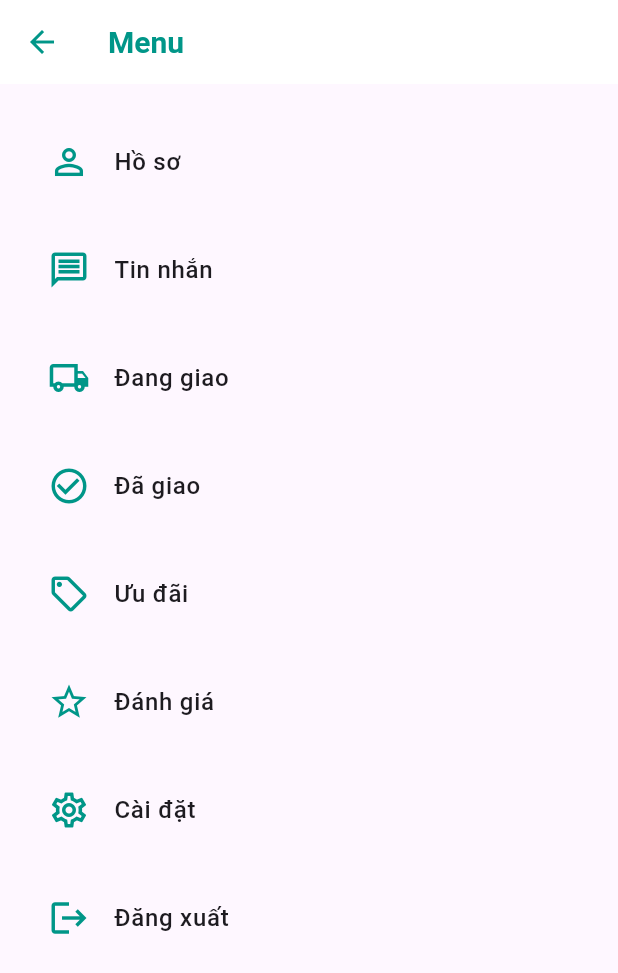
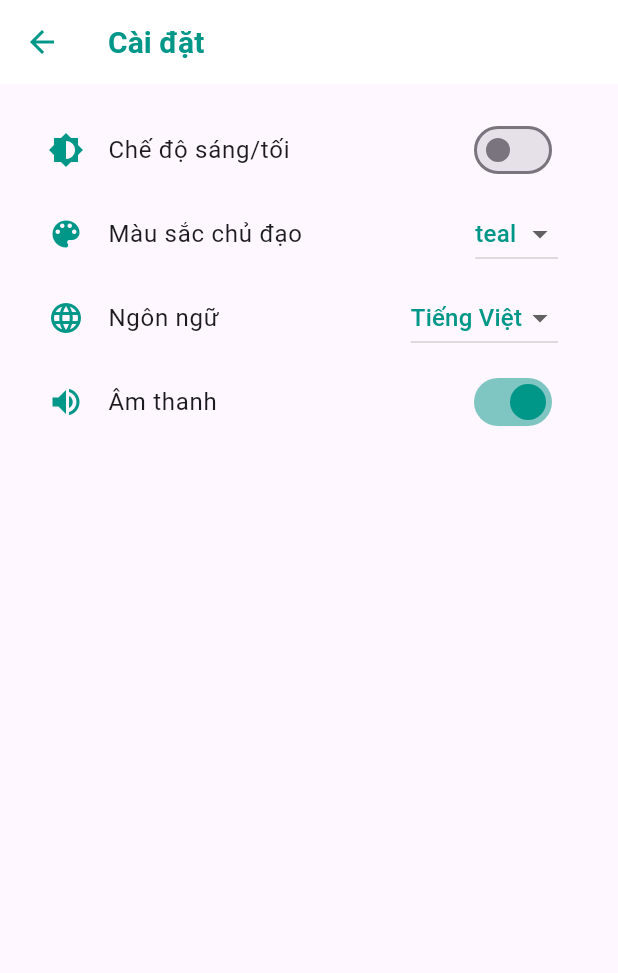
Before and after one commit to nt-nam/do-an-flutter, a Flutter app: the MenuScreen screen opened directly, after a tap on "Cài đặt", on a phone screen of 412 x 824 dp. Shown: the top 973 px of the screen. Run offline on Flutter 3.47's test engine with Material 3 defaults, Android fonts, the light colour scheme and no system bars; our stand-ins replace flutter_bloc, flutter_svg, lottie, shared_preferences; accounts and stored records are empty.

Commit message:
add settings

```diff
--- /dev/null
+++ b/lib/domain/entities/settings.dart
@@ -0,0 +1,46 @@
+// lib/domain/entities/settings.dart
+
+enum ThemeModeOption {
+  light,
+  dark,
+}
+
+enum ThemeColor {
+  teal,
+  blue,
+  red,
+}
+
+enum Language {
+  vietnamese,
+  english,
+}
+
+class Settings {
+  final ThemeModeOption themeMode;
+  final ThemeColor themeColor;
+  final Language language;
+  final bool soundEnabled;
+
+  Settings({
+    required this.themeMode,
+    required this.themeColor,
+    required this.language,
+    required this.soundEnabled,
+  });
+
+  // Tạo bản sao với các giá trị mới
+  Settings copyWith({
+    ThemeModeOption? themeMode,
+    ThemeColor? themeColor,
+    Language? language,
+    bool? soundEnabled,
+  }) {
+    return Settings(
+      themeMode: themeMode ?? this.themeMode,
+      themeColor: themeColor ?? this.themeColor,
+      language: language ?? this.language,
+      soundEnabled: soundEnabled ?? this.soundEnabled,
+    );
+  }
+}
--- /dev/null
+++ b/lib/presentation/blocs/settings/settings_bloc.dart
@@ -0,0 +1,39 @@
+// lib/presentation/blocs/settings/settings_bloc.dart
+
+import 'package:flutter_bloc/flutter_bloc.dart';
+import 'package:do_an_flutter/domain/entities/settings.dart';
+import 'settings_event.dart';
+import 'settings_state.dart';
+
+class SettingsBloc extends Bloc<SettingsEvent, SettingsState> {
+  SettingsBloc()
+      : super(SettingsState(Settings(
+    themeMode: ThemeModeOption.light,
+    themeColor: ThemeColor.teal,
+    language: Language.vietnamese,
+    soundEnabled: true,
+  ))) {
+    on<ToggleThemeMode>(_onToggleThemeMode);
+    on<ChangeThemeColor>(_onChangeThemeColor);
+    on<ChangeLanguage>(_onChangeLanguage);
+    on<ToggleSound>(_onToggleSound);
+  }
+
+  void _onToggleThemeMode(ToggleThemeMode event, Emitter<SettingsState> emit) {
+    emit(SettingsState(state.settings.copyWith(
+      themeMode: event.isDarkMode ? ThemeModeOption.dark : ThemeModeOption.light,
+    )));
+  }
+
+  void _onChangeThemeColor(ChangeThemeColor event, Emitter<SettingsState> emit) {
+    emit(SettingsState(state.settings.copyWith(themeColor: event.color)));
+  }
+
+  void _onChangeLanguage(ChangeLanguage event, Emitter<SettingsState> emit) {
+    emit(SettingsState(state.settings.copyWith(language: event.language)));
+  }
+
+  void _onToggleSound(ToggleSound event, Emitter<SettingsState> emit) {
+    emit(SettingsState(state.settings.copyWith(soundEnabled: event.isEnabled)));
+  }
+}
--- /dev/null
+++ b/lib/presentation/blocs/settings/settings_event.dart
@@ -0,0 +1,31 @@
+// lib/presentation/blocs/settings/settings_event.dart
+
+import '../../../domain/entities/settings.dart';
+
+abstract class SettingsEvent {
+  const SettingsEvent();
+}
+
+class ToggleThemeMode extends SettingsEvent {
+  final bool isDarkMode;
+
+  const ToggleThemeMode(this.isDarkMode);
+}
+
+class ChangeThemeColor extends SettingsEvent {
+  final ThemeColor color;
+
+  const ChangeThemeColor(this.color);
+}
+
+class ChangeLanguage extends SettingsEvent {
+  final Language language;
+
+  const ChangeLanguage(this.language);
+}
+
+class ToggleSound extends SettingsEvent {
+  final bool isEnabled;
+
+  const ToggleSound(this.isEnabled);
+}
--- /dev/null
+++ b/lib/presentation/blocs/settings/settings_state.dart
@@ -0,0 +1,9 @@
+// lib/presentation/blocs/settings/settings_state.dart
+
+import 'package:do_an_flutter/domain/entities/settings.dart';
+
+class SettingsState {
+  final Settings settings;
+
+  const SettingsState(this.settings);
+}
--- a/lib/presentation/pages/screens/MenuScreen.dart
+++ b/lib/presentation/pages/screens/MenuScreen.dart
@@ -2,6 +2,7 @@ import 'package:flutter/material.dart';
 import 'package:flutter_bloc/flutter_bloc.dart';
 import '../../blocs/account/account_bloc.dart';
 import '../../blocs/account/account_event.dart';
+import 'SettingScreen.dart';
 import 'auth/LoginScreen.dart'; // Giả sử đường dẫn đúng
 
 class MenuScreen extends StatelessWidget {
@@ -84,7 +85,10 @@ class MenuScreen extends StatelessWidget {
               icon: Icons.settings_outlined,
               title: 'Cài đặt',
               onTap: () {
-                // TODO: Chuyển sang trang Cài đặt
+                Navigator.push(
+                  context,
+                  MaterialPageRoute(builder: (context) => const SettingsScreen()),
+                );
               },
             ),
             _buildMenuItem(
--- a/lib/presentation/pages/screens/SettingScreen.dart
+++ b/lib/presentation/pages/screens/SettingScreen.dart
@@ -1,19 +1,23 @@
+// lib/presentation/pages/screens/settings/SettingsScreen.dart
+
 import 'package:flutter/material.dart';
 import 'package:flutter_bloc/flutter_bloc.dart';
+import 'package:do_an_flutter/presentation/blocs/settings/settings_bloc.dart';
+import 'package:do_an_flutter/presentation/blocs/settings/settings_event.dart';
+import 'package:do_an_flutter/presentation/blocs/settings/settings_state.dart';
+import 'package:do_an_flutter/domain/entities/settings.dart';
 
-import '../../blocs/account/account_bloc.dart';
-import '../../blocs/account/account_event.dart';
-import 'auth/LoginScreen.dart'; // Giả sử đường dẫn đúng
-
-class MenuScreen extends StatelessWidget {
-  const MenuScreen({super.key});
+class SettingsScreen extends StatelessWidget {
+  const SettingsScreen({super.key});
 
   @override
   Widget build(BuildContext context) {
-    return Scaffold(
+    return BlocProvider(
+      create: (context) => SettingsBloc(),
+      child: Scaffold(
         appBar: AppBar(
           title: const Text(
-          'Menu',
+            'Cài đặt',
             style: TextStyle(
               fontSize: 20,
               fontWeight: FontWeight.bold,
@@ -24,146 +28,94 @@ class MenuScreen extends StatelessWidget {
           elevation: 0,
           leading: IconButton(
             icon: const Icon(Icons.arrow_back, color: Colors.teal),
-          onPressed: () => Navigator.pop(context), // Quay lại HomeScreen
+            onPressed: () => Navigator.pop(context),
           ),
         ),
         body: Padding(
           padding: const EdgeInsets.all(16.0),
-        child: ListView(
+          child: BlocBuilder<SettingsBloc, SettingsState>(
+            builder: (context, state) {
+              final settings = state.settings;
+              return ListView(
                 children: [
-            _buildMenuItem(
-              context,
-              icon: Icons.person_outline,
-              title: 'Hồ sơ',
-              onTap: () {
-                // TODO: Chuyển sang trang Hồ sơ
+                  // Chế độ sáng/tối
+                  ListTile(
+                    leading: const Icon(Icons.brightness_6, color: Colors.teal),
+                    title: const Text('Chế độ sáng/tối'),
+                    trailing: Switch(
+                      value: settings.themeMode == ThemeModeOption.dark,
+                      onChanged: (value) {
+                        context.read<SettingsBloc>().add(ToggleThemeMode(value));
+                        // TODO: Áp dụng chế độ sáng/tối cho toàn ứng dụng
+                      },
+                      activeColor: Colors.teal,
+                    ),
+                  ),
+                  // Màu sắc
+                  ListTile(
+                    leading: const Icon(Icons.color_lens, color: Colors.teal),
+                    title: const Text('Màu sắc chủ đạo'),
+                    trailing: DropdownButton<ThemeColor>(
+                      value: settings.themeColor,
+                      onChanged: (ThemeColor? newValue) {
+                        if (newValue != null) {
+                          context.read<SettingsBloc>().add(ChangeThemeColor(newValue));
+                          // TODO: Áp dụng màu sắc cho toàn ứng dụng
+                        }
+                      },
+                      items: ThemeColor.values.map((ThemeColor color) {
+                        return DropdownMenuItem<ThemeColor>(
+                          value: color,
+                          child: Text(
+                            color.toString().split('.').last,
+                            style: const TextStyle(color: Colors.teal),
+                          ),
+                        );
+                      }).toList(),
+                    ),
+                  ),
+                  // Ngôn ngữ
+                  ListTile(
+                    leading: const Icon(Icons.language, color: Colors.teal),
+                    title: const Text('Ngôn ngữ'),
+                    trailing: DropdownButton<Language>(
+                      value: settings.language,
+                      onChanged: (Language? newValue) {
+                        if (newValue != null) {
+                          context.read<SettingsBloc>().add(ChangeLanguage(newValue));
+                          // TODO: Áp dụng ngôn ngữ cho toàn ứng dụng
+                        }
+                      },
+                      items: Language.values.map((Language lang) {
+                        return DropdownMenuItem<Language>(
+                          value: lang,
+                          child: Text(
+                            lang == Language.vietnamese ? 'Tiếng Việt' : 'Tiếng Anh',
+                            style: const TextStyle(color: Colors.teal),
+                          ),
+                        );
+                      }).toList(),
+                    ),
+                  ),
+                  // Âm thanh
+                  ListTile(
+                    leading: const Icon(Icons.volume_up, color: Colors.teal),
+                    title: const Text('Âm thanh'),
+                    trailing: Switch(
+                      value: settings.soundEnabled,
+                      onChanged: (value) {
+                        context.read<SettingsBloc>().add(ToggleSound(value));
+                        // TODO: Bật/tắt âm thanh cho ứng dụng
+                      },
+                      activeColor: Colors.teal,
+                    ),
+                  ),
+                ],
+              );
             },
           ),
-            _buildMenuItem(
-              context,
-              icon: Icons.message_outlined,
-              title: 'Tin nhắn',
-              hasNotification: false, // Box báo hiệu mặc định ẩn
-              onTap: () {
-                // TODO: Chuyển sang trang Tin nhắn
-              },
-            ),
-            _buildMenuItem(
-              context,
-              icon: Icons.local_shipping_outlined,
-              title: 'Đang giao',
-              onTap: () {
-                // TODO: Chuyển sang trang Đang giao
-              },
-            ),
-            _buildMenuItem(
-              context,
-              icon: Icons.check_circle_outline,
-              title: 'Đã giao',
-              onTap: () {
-                // TODO: Chuyển sang trang Đã giao
-              },
-            ),
-            _buildMenuItem(
-              context,
-              icon: Icons.local_offer_outlined,
-              title: 'Ưu đãi',
-              onTap: () {
-                // TODO: Chuyển sang trang Ưu đãi
-              },
-            ),
-            _buildMenuItem(
-              context,
-              icon: Icons.star_outline,
-              title: 'Đánh giá',
-              onTap: () {
-                // TODO: Chuyển sang trang Đánh giá
-              },
-            ),
-            _buildMenuItem(
-              context,
-              icon: Icons.settings_outlined,
-              title: 'Cài đặt',
-              onTap: () {
-                // TODO: Chuyển sang trang Cài đặt
-              },
-            ),
-            _buildMenuItem(
-              context,
-              icon: Icons.logout,
-              title: 'Đăng xuất',
-              onTap: () {
-                _showLogoutConfirmationDialog(context);
-              },
-            ),
-          ],
         ),
       ),
     );
   }
-
-  Widget _buildMenuItem(
-      BuildContext context, {
-        required IconData icon,
-        required String title,
-        bool hasNotification = false, // Mặc định không có báo hiệu
-        required VoidCallback onTap,
-      }) {
-    return Padding(
-      padding: const EdgeInsets.symmetric(vertical: 8.0),
-      child: ListTile(
-        leading: Icon(icon, color: Colors.teal, size: 28),
-        title: Text(
-          title,
-          style: const TextStyle(
-            fontSize: 16,
-            fontWeight: FontWeight.w500,
-          ),
-        ),
-        trailing: hasNotification
-            ? Container(
-          width: 10,
-          height: 10,
-          decoration: const BoxDecoration(
-            color: Colors.red,
-            shape: BoxShape.circle,
-          ),
-        )
-            : null,
-        onTap: onTap,
-      ),
-    );
 }
-
-  void _showLogoutConfirmationDialog(BuildContext context) {
-    showDialog(
-      context: context,
-      builder: (BuildContext context) {
-        return AlertDialog(
-          title: const Text('Xác nhận đăng xuất'),
-          content: const Text('Bạn có chắc chắn muốn đăng xuất?'),
-          actions: [
-            TextButton(
-              onPressed: () {
-                Navigator.of(context).pop();
-              },
-              child: const Text('Hủy'),
-            ),
-            TextButton(
-              onPressed: () {
-                context.read<AccountBloc>().add(const LogoutEvent());
-                Navigator.of(context).pop(); // Đóng dialog
-                Navigator.pushAndRemoveUntil(
-                  context,
-                  MaterialPageRoute(builder: (context) => LoginScreen()),
-                      (route) => false, // Xóa hết stack để không quay lại
-                );
-              },
-              child: const Text('Đăng xuất'),
-            ),
-          ],
-        );
-      },
-    );
-  }
-}
--- a/pubspec.yaml
+++ b/pubspec.yaml
@@ -29,6 +29,8 @@ environment:
 # versions available, run `flutter pub outdated`.
 dependencies:
   flutter:
+    sdk: flutter
+  flutter_localizations: # Thêm dòng này
     sdk: flutter
   # The following adds the Cupertino Icons font to your application.
   # Use with the CupertinoIcons class for iOS style icons.
```
Also changed, not shown: lib/main.dart (+51 -9 lines), pubspec.lock. Lines whose indentation alone changed are shown as unchanged.
